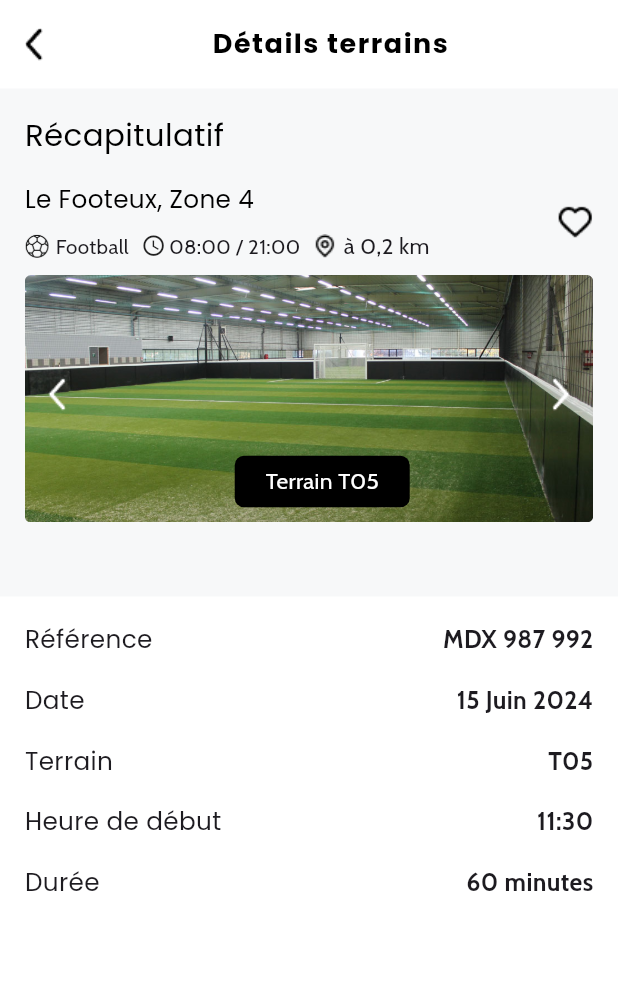
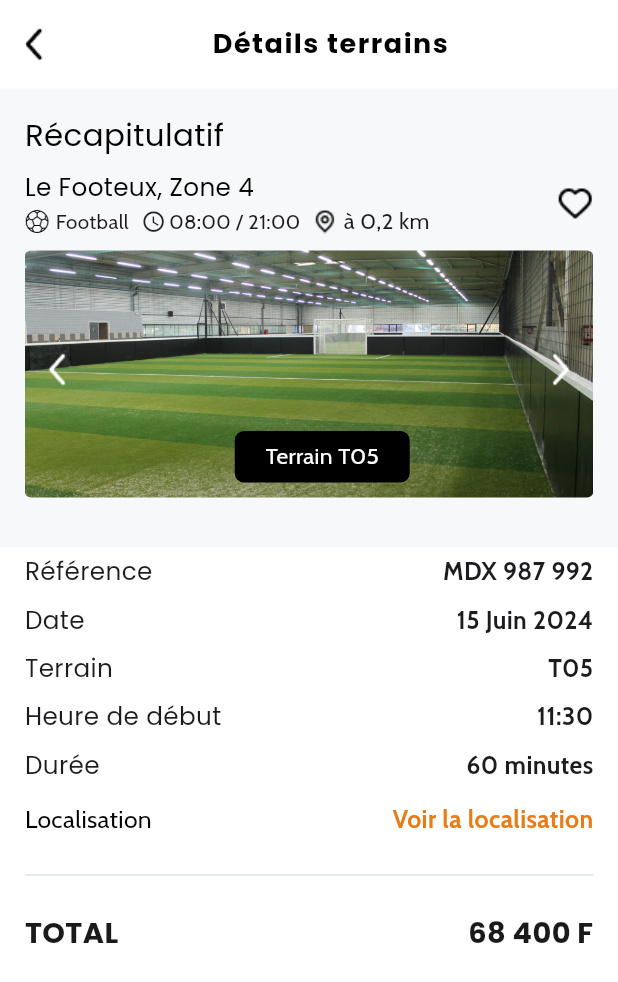
Before and after one commit to kyleerik17/book_it, a Flutter app: the ReservTerrainPage screen opened directly, after a tap on "Confirmer", on a phone screen of 412 x 824 dp. Shown: the top 982 px of the screen. Run offline on Flutter 3.47's test engine with Material 3 defaults, Android fonts, the phone set to English and light mode, and no system bars; our stand-ins replace calendar_date_picker2, flutter_riverpod, flutter_svg, gap, sizer.

Commit message:
reservation terrain & confirmation

```diff
--- a/lib/src/features/Pages/Reservation/reservation_terrain/pages/recap_reserv_page.dart
+++ b/lib/src/features/Pages/Reservation/reservation_terrain/pages/recap_reserv_page.dart
@@ -30,8 +30,9 @@ class RecapReservPage extends StatelessWidget {
                         fontWeight: FontWeight.w500,
                       ),
                     ),
-                    SizedBox(height: 2.h),
+                    SizedBox(height: 1.h),
                     Row(
+                      crossAxisAlignment: CrossAxisAlignment.center,
                       children: [
                         Expanded(
                           child: Column(
@@ -46,7 +47,6 @@ class RecapReservPage extends StatelessWidget {
                                   fontWeight: FontWeight.w500,
                                 ),
                               ),
-                              SizedBox(height: 1.h),
                               Row(
                                 children: [
                                   Image.asset(
@@ -99,8 +99,8 @@ class RecapReservPage extends StatelessWidget {
                       ],
                     ),
                     SizedBox(height: 1.h),
-                    Slider2Page(),
-                    SizedBox(height: 3.h),
+                    const Slider2Page(),
+                    SizedBox(height: 1.h),
                   ],
                 ),
               ),
@@ -109,7 +109,6 @@ class RecapReservPage extends StatelessWidget {
               child: SafeArea(
                 child: Container(
                   color: Colors.white,
-                  padding: EdgeInsets.symmetric(vertical: 1.h),
                   child: Column(
                     children: [
                       _buildRow("Référence", "MDX 987 992"),
@@ -117,7 +116,70 @@ class RecapReservPage extends StatelessWidget {
                       _buildRow("Terrain", "T05"),
                       _buildRow("Heure de début", "11:30"),
                       _buildRow("Durée", "60 minutes"),
-
+                      _buildRowWithButton(
+                        Text(
+                          'Localisation',
+                          style: TextStyle(
+                            fontWeight: FontWeight.w500,
+                            fontFamily: 'Cabin',
+                            color: Colors.black,
+                            fontSize: 12.sp,
+                          ),
+                        ),
+                        Text(
+                          'Voir la localisation',
+                          style: TextStyle(
+                            fontFamily: 'Cabin',
+                            color: const Color(0xFFEA7C17),
+                            fontWeight: FontWeight.w600,
+                            fontSize: 12.sp,
+                          ),
+                        ),
+                      ),
+                      SizedBox(height: 1.h),
+                      Container(
+                        padding: EdgeInsets.symmetric(vertical: 1.h),
+                        width: 92.w,
+                        child: const Divider(
+                          color: Color(0xFFE0E3E6),
+                          thickness: 1,
+                          height: 1,
+                        ),
+                      ),
+                      SizedBox(height: 1.h),
+                      Row(
+                        mainAxisAlignment: MainAxisAlignment.spaceBetween,
+                        children: [
+                          Padding(
+                            padding: EdgeInsets.symmetric(
+                                vertical: 1.h, horizontal: 4.w),
+                            child: Expanded(
+                              child: Text(
+                                'TOTAL',
+                                style: TextStyle(
+                                  fontSize: 14.sp,
+                                  fontFamily: 'Poppins',
+                                  color: const Color(0xFF1A1A1A),
+                                  fontWeight: FontWeight.w600,
+                                ),
+                              ),
+                            ),
+                          ),
+                          Padding(
+                            padding: EdgeInsets.symmetric(
+                                vertical: 1.h, horizontal: 4.w),
+                            child: Text(
+                              '68 400 F',
+                              style: TextStyle(
+                                fontSize: 14.sp,
+                                color: const Color(0xFF1A1A1A),
+                                fontFamily: 'Poppins',
+                                fontWeight: FontWeight.w600,
+                              ),
+                            ),
+                          ),
+                        ],
+                      )
                     ],
                   ),
                 ),
@@ -133,7 +195,7 @@ class RecapReservPage extends StatelessWidget {
     return Container(
       width: double.infinity,
       color: Colors.white,
-      padding: EdgeInsets.symmetric(vertical: 1.h, horizontal: 4.w),
+      padding: EdgeInsets.symmetric(vertical: 0.5.h, horizontal: 4.w),
       child: Row(
         children: [
           Expanded(
@@ -160,4 +222,18 @@ class RecapReservPage extends StatelessWidget {
       ),
     );
   }
+
+  Widget _buildRowWithButton(Widget title, Widget button) {
+    return Container(
+      width: double.infinity,
+      color: Colors.white,
+      padding: EdgeInsets.symmetric(vertical: 1.h, horizontal: 4.w),
+      child: Row(
+        children: [
+          Expanded(child: title),
+          button,
+        ],
+      ),
+    );
+  }
 }
--- a/lib/src/features/Pages/Reservation/reservation_terrain/pages/reservation_terrain_page.dart
+++ b/lib/src/features/Pages/Reservation/reservation_terrain/pages/reservation_terrain_page.dart
@@ -7,6 +7,7 @@ class ReservTerrainPage extends StatefulWidget {
   const ReservTerrainPage({Key? key}) : super(key: key);
 
   @override
+  // ignore: library_private_types_in_public_api
   _ReservTerrainPageState createState() => _ReservTerrainPageState();
 }
 
@@ -156,29 +157,29 @@ class _ReservTerrainPageState extends State<ReservTerrainPage> {
               children: [
                 _buildDateButton(
                   context,
-                  "Auj",
-                  "31",
+                  "Auj.",
+                  "15",
                   isSelected: selectedIndex == 0,
                   onPressed: () => setSelectedIndex(0),
                 ),
                 _buildDateButton(
                   context,
-                  "Mar",
-                  "01",
+                  "Mer",
+                  "16",
                   isSelected: selectedIndex == 1,
                   onPressed: () => setSelectedIndex(1),
                 ),
                 _buildDateButton(
                   context,
                   "Jeu",
-                  "02",
+                  "17",
                   isSelected: selectedIndex == 2,
                   onPressed: () => setSelectedIndex(2),
                 ),
                 _buildDateButton(
                   context,
                   "Ven",
-                  "03",
+                  "18",
                   isSelected: selectedIndex == 3,
                   onPressed: () => setSelectedIndex(3),
                 ),
@@ -199,7 +200,7 @@ class _ReservTerrainPageState extends State<ReservTerrainPage> {
                           style: TextStyle(
                             fontSize: 25.sp,
                             fontFamily: 'Cabin',
-                            fontWeight: FontWeight.w400,
+                            fontWeight: FontWeight.w600,
                           ),
                         ),
                         SizedBox(height: 0.5.h),
@@ -511,21 +512,33 @@ class _ReservTerrainPageState extends State<ReservTerrainPage> {
             Row(
               children: [
                 Expanded(
-                  child: Text(
+                  child: Container(
+                    height: 4.h,
+                    width: double.infinity,
+                    color: Colors.white,
+                    child: const Row(
+                      mainAxisAlignment: MainAxisAlignment
+                          .spaceBetween, // Espacement automatique entre les éléments internes
+                      children: [
+                        Text(
                           'TOTAL',
                           style: TextStyle(
-                      fontSize: 14.sp,
+                            fontSize: 16,
                             fontFamily: 'Poppins',
                             fontWeight: FontWeight.w600,
                           ),
                         ),
-                ),
+                        Spacer(),
                         Text(
                           '20 000 F',
                           style: TextStyle(
-                    fontSize: 14.sp,
+                            fontSize: 16,
                             fontFamily: 'Poppins',
                             fontWeight: FontWeight.w600,
+                          ),
+                        )
+                      ],
+                    ),
                   ),
                 ),
               ],
@@ -553,9 +566,9 @@ class _ReservTerrainPageState extends State<ReservTerrainPage> {
               style: ElevatedButton.styleFrom(
                 primary: const Color(0xFF1A1A1A),
                 onPrimary: Colors.white,
-                minimumSize: Size(60.w, 5.h),
-                textStyle: TextStyle(
-                  fontSize: 12.sp,
+                minimumSize: Size(50.w, 5.h),
+                textStyle: const TextStyle(
+                  fontSize: 18,
                   fontFamily: 'Cabin',
                   fontWeight: FontWeight.w600,
                 ),
@@ -572,10 +585,10 @@ class _ReservTerrainPageState extends State<ReservTerrainPage> {
       {bool isSelected = false, VoidCallback? onPressed}) {
     return ElevatedButton(
       style: ElevatedButton.styleFrom(
-        primary: isSelected ? Colors.orange : Colors.white,
+        primary: isSelected ? const Color(0xFFEA7C17) : Colors.white,
         onPrimary: isSelected ? Colors.white : Colors.black,
         side: BorderSide(
-          color: isSelected ? Colors.orange : Colors.black,
+          color: isSelected ? const Color(0xFFEA7C17) : Colors.black,
         ),
         padding: EdgeInsets.symmetric(vertical: 1.5.h, horizontal: 4.w),
       ),
--- a/lib/src/features/Pages/Reservation/reservation_terrain/pages/terrain_page.dart
+++ b/lib/src/features/Pages/Reservation/reservation_terrain/pages/terrain_page.dart
@@ -1,5 +1,4 @@
 import 'package:flutter/material.dart';
-
 import 'package:sizer/sizer.dart';
 import 'package:book_it/src/features/Pages/Reservation/reservation_terrain/widgets/slider1.dart';
 import '../widgets/appbar_reserv.dart';
@@ -13,13 +12,15 @@ class TerrainPage extends StatelessWidget {
     return Scaffold(
       backgroundColor: const Color(0xFFF7F8F9),
       body: SafeArea(
+        child: SingleChildScrollView(
           child: Column(
             crossAxisAlignment: CrossAxisAlignment.start,
             children: [
               const AppBarReserv(),
               Padding(
-              padding: EdgeInsets.all(3.w),
+                padding: EdgeInsets.symmetric(horizontal: 4.w),
                 child: Row(
+                  mainAxisAlignment: MainAxisAlignment.spaceBetween,
                   children: [
                     Expanded(
                       child: Column(
@@ -35,9 +36,7 @@ class TerrainPage extends StatelessWidget {
                             ),
                             textAlign: TextAlign.left,
                           ),
-                        SizedBox(height: 1.h),
                           Row(
-                          mainAxisAlignment: MainAxisAlignment.start,
                             children: [
                               Icon(Icons.sports_soccer, size: 5.w),
                               SizedBox(width: 1.w),
@@ -86,12 +85,16 @@ class TerrainPage extends StatelessWidget {
                   ],
                 ),
               ),
+              SizedBox(height: 2.h),
               Padding(
-              padding: EdgeInsets.all(4.w),
+                padding: EdgeInsets.symmetric(horizontal: 4.w),
                 child: const Slider1Page(),
               ),
+              SizedBox(height: 2.h),
               _buildReservationContainer(context),
+              SizedBox(height: 2.h),
             ],
+          ),
         ),
       ),
     );
@@ -99,6 +102,7 @@ class TerrainPage extends StatelessWidget {
 
   Widget _buildReservationContainer(BuildContext context) {
     return Container(
+      margin: EdgeInsets.symmetric(horizontal: 2.w),
       padding: EdgeInsets.all(4.w),
       decoration: BoxDecoration(
         color: Colors.white,
@@ -111,10 +115,9 @@ class TerrainPage extends StatelessWidget {
             mainAxisAlignment: MainAxisAlignment.spaceBetween,
             children: [
               const Row(
-                mainAxisAlignment: MainAxisAlignment.center,
                 children: [
                   Text(
-                    "À partir de  ",
+                    "À partir de ",
                     style: TextStyle(
                       color: Color(0xFF1A1A1A),
                       fontWeight: FontWeight.w500,
@@ -169,6 +172,7 @@ class TerrainPage extends StatelessWidget {
               ),
             ],
           ),
+          SizedBox(height: 1.h),
           const Divider(
             color: Colors.grey,
             thickness: 0.5,
@@ -199,16 +203,16 @@ class TerrainPage extends StatelessWidget {
             thickness: 0.5,
             height: 1,
           ),
-          SizedBox(height: 0.5.h),
+          SizedBox(height: 1.h),
           Text(
             'Caractéristiques',
             style: TextStyle(
-              fontSize: 12.sp,
+              fontSize: 13.sp,
               fontFamily: 'Cabin',
               fontWeight: FontWeight.w500,
             ),
           ),
-          SizedBox(height: 2.h),
+          SizedBox(height: 1.5.h),
           Column(
             crossAxisAlignment: CrossAxisAlignment.start,
             children: [
@@ -225,6 +229,7 @@ class TerrainPage extends StatelessWidget {
               SizedBox(height: 0.5.h),
               _buildCharacteristicRow('Accessibilité', 'Parking disponible',
                   backgroundColor: Colors.grey[200]),
+              SizedBox(height: 1.h),
               _buildLocationRow(),
             ],
           ),
@@ -287,7 +292,7 @@ class TerrainPage extends StatelessWidget {
               style: TextStyle(
                 fontFamily: 'Cabin',
                 color: const Color(0xFFEA7C17),
-                fontWeight: FontWeight.w600,
+                fontWeight: FontWeight.w400,
                 fontSize: 12.sp,
               ),
             ),
```
Lines whose indentation alone changed are shown as unchanged.
